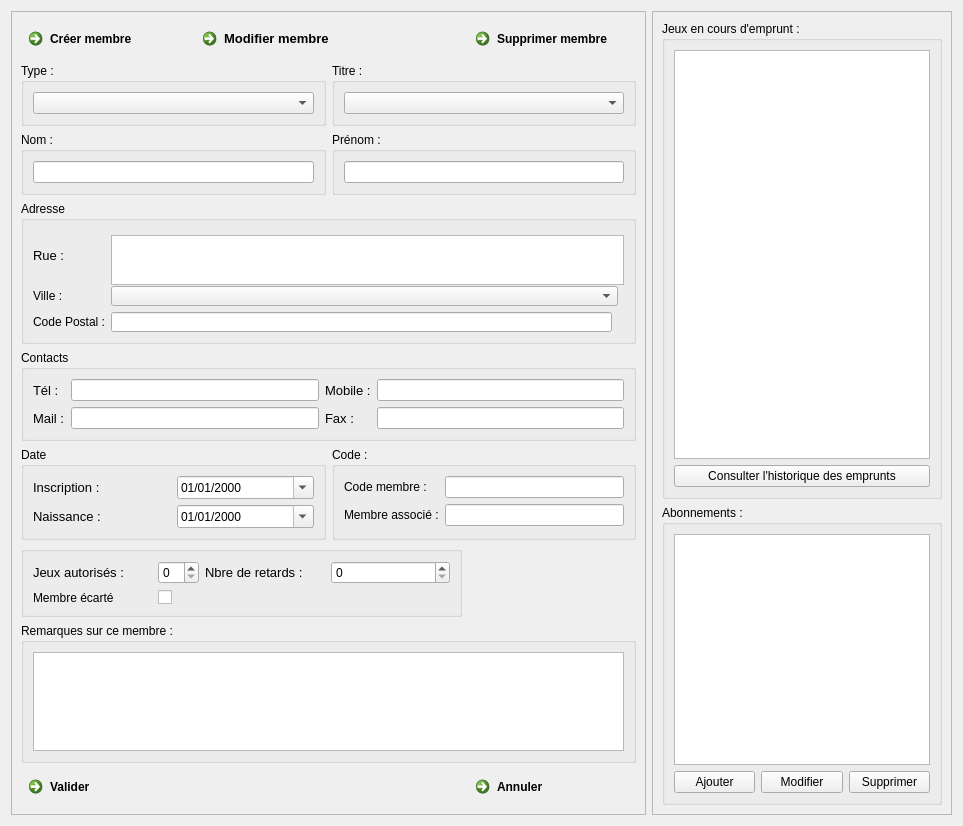
Qt form f_membres.ui (nivhg/ludopen) before a commit.
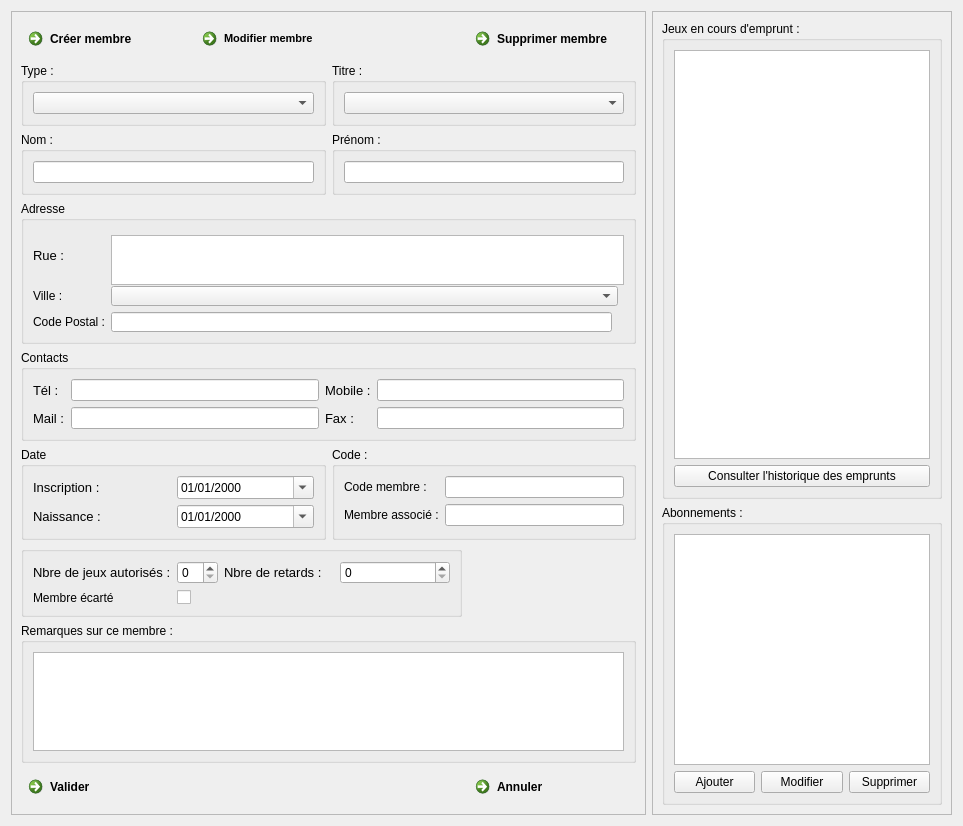
The same form after that commit. Icons and pictures are not drawn.

```diff
--- a/f_membres.ui
+++ b/f_membres.ui
@@ -1707,47 +1707,10 @@
       </item>
       <item row="0" column="1">
        <widget class="QCommandLinkButton" name="Bt_ModifierMembre">
-        <property name="palette">
-         <palette>
-          <active>
-           <colorrole role="WindowText">
-            <brush brushstyle="SolidPattern">
-             <color alpha="255">
-              <red>0</red>
-              <green>0</green>
-              <blue>0</blue>
-             </color>
-            </brush>
-           </colorrole>
-          </active>
-          <inactive>
-           <colorrole role="WindowText">
-            <brush brushstyle="SolidPattern">
-             <color alpha="255">
-              <red>0</red>
-              <green>0</green>
-              <blue>0</blue>
-             </color>
-            </brush>
-           </colorrole>
-          </inactive>
-          <disabled>
-           <colorrole role="WindowText">
-            <brush brushstyle="SolidPattern">
-             <color alpha="255">
-              <red>0</red>
-              <green>0</green>
-              <blue>0</blue>
-             </color>
-            </brush>
-           </colorrole>
-          </disabled>
-         </palette>
-        </property>
         <property name="font">
          <font>
           <family>Segoe UI</family>
-          <pointsize>10</pointsize>
+          <pointsize>8</pointsize>
          </font>
         </property>
         <property name="text">
@@ -2160,7 +2123,7 @@
             </font>
            </property>
            <property name="text">
-            <string>Jeux autorisés :</string>
+            <string>Nbre de jeux autorisés :</string>
            </property>
           </widget>
          </item>
```
Left out of the diff: 37 changed lines with no effect on the pictures.
